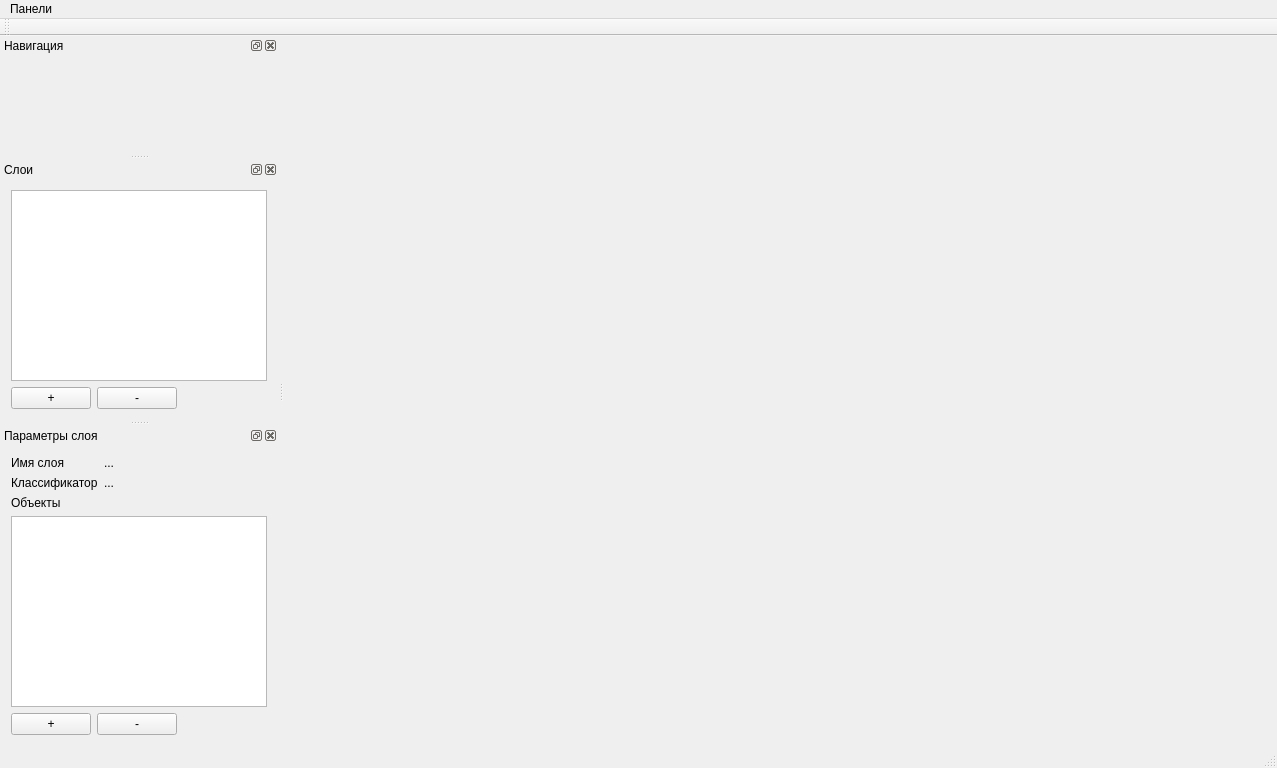
Old version of the form demo/mainwindow.ui in the repository yog-muskrat/libmap2.
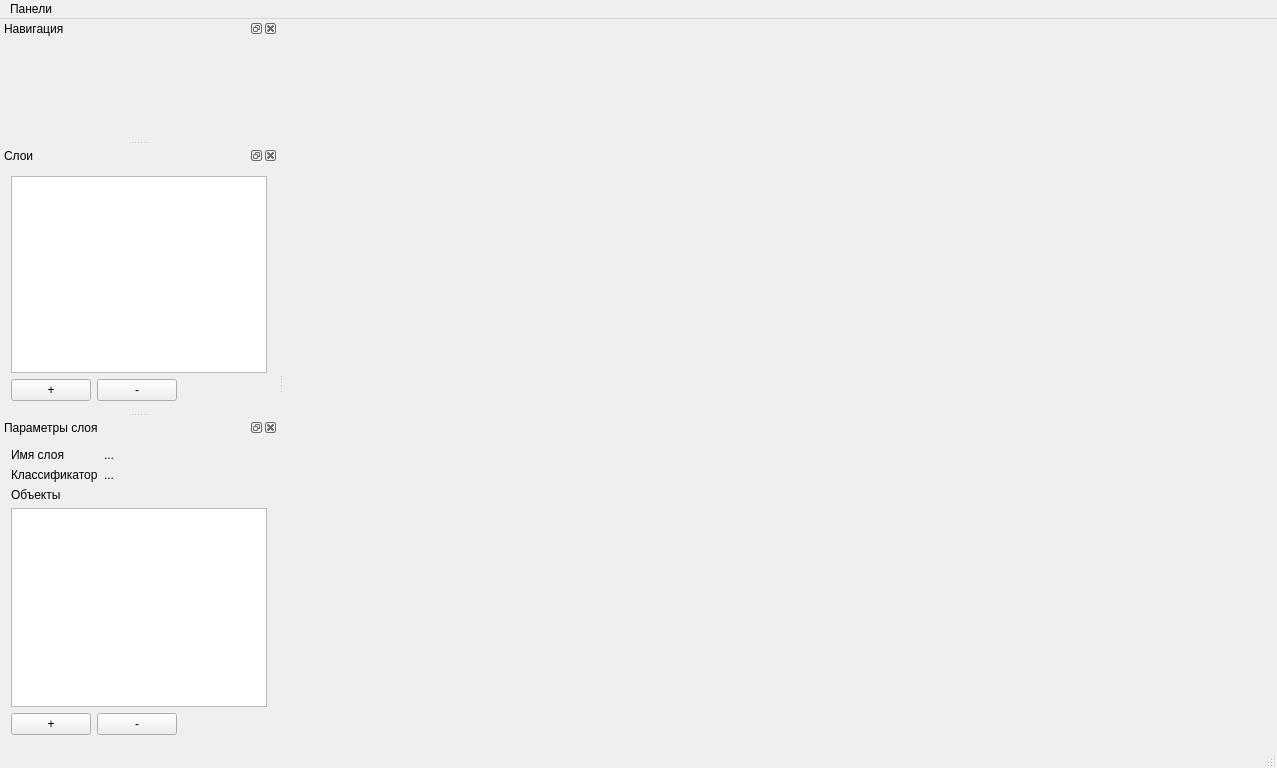
New version of the form.

The edit to the form file:
```diff
--- a/demo/mainwindow.ui
+++ b/demo/mainwindow.ui
@@ -33,14 +33,6 @@
    </widget>
    <addaction name="menu"/>
   </widget>
-  <widget class="QToolBar" name="mainToolBar">
-   <attribute name="toolBarArea">
-    <enum>TopToolBarArea</enum>
-   </attribute>
-   <attribute name="toolBarBreak">
-    <bool>false</bool>
-   </attribute>
-  </widget>
   <widget class="QStatusBar" name="statusBar"/>
   <widget class="QDockWidget" name="navigationDockWidget">
    <property name="sizePolicy">
```
